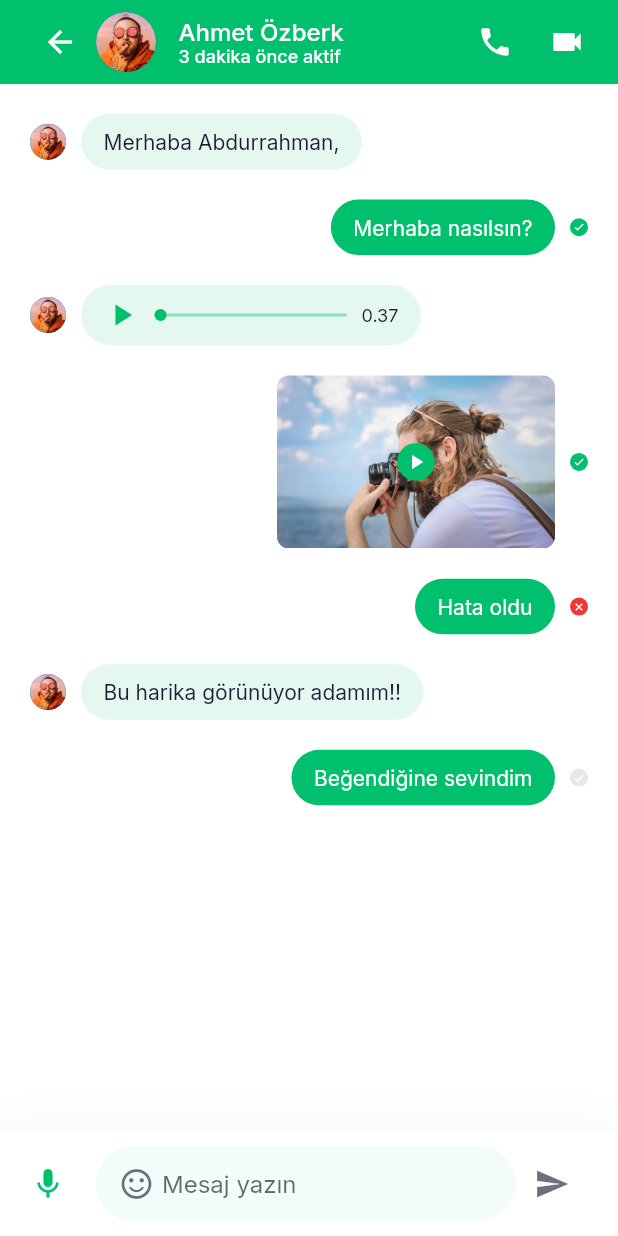
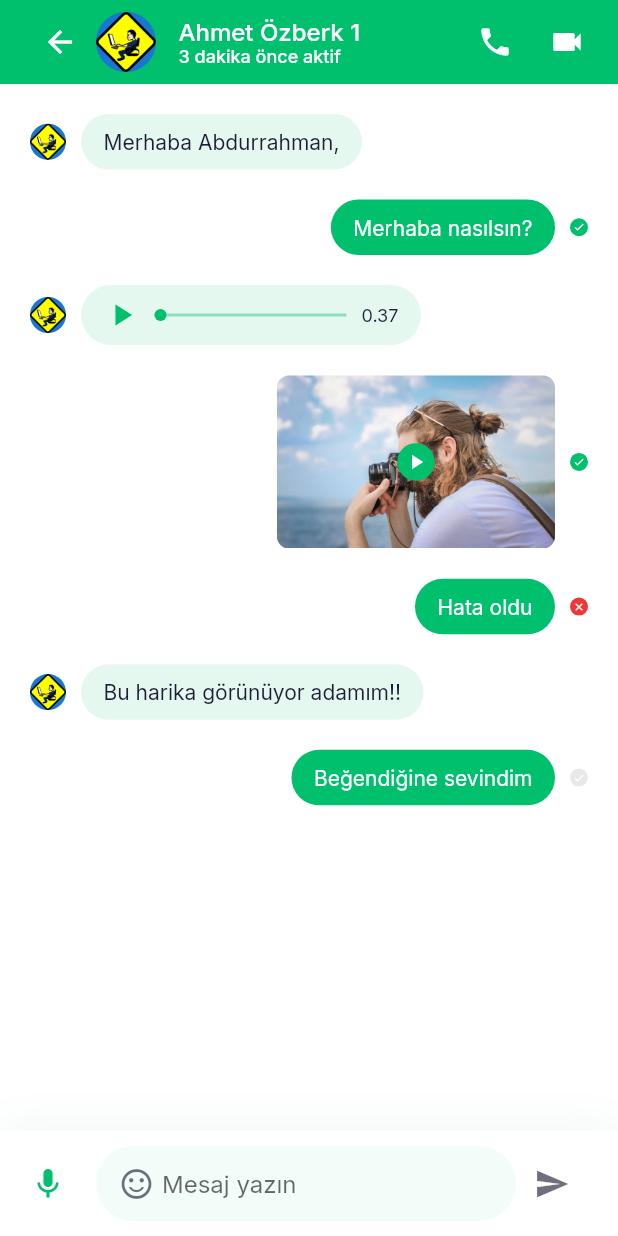
Before and after one commit to AbdurrahmanKaraoglu/Chat-MessagingAppFlutterUI, a Flutter app: the ChatsScreen screen opened directly, after a tap on "Ahmet Özberk 1", on a phone screen of 412 x 824 dp. Run offline on Flutter 3.47's test engine with Material 2 defaults, Android fonts, the phone set to English and light mode, and no system bars; our stand-ins replace google_fonts.

Commit message:
flutter_chat
Signed-off-by: AbdurrahmanKaraoglu <18110131307@ogr.ksu.edu.tr>

```diff
--- a/lib/main.dart
+++ b/lib/main.dart
@@ -13,7 +13,7 @@ class MyApp extends StatelessWidget {
   @override
   Widget build(BuildContext context) {
     return MaterialApp(
-      title: 'Flutter Demo',
+      title: 'Messaging App',
       debugShowCheckedModeBanner: false,
       theme: lightThemeData(context),
       darkTheme: darkThemeData(context),
--- a/lib/models/Chat.dart
+++ b/lib/models/Chat.dart
@@ -15,56 +15,56 @@ List chatsData = [
   Chat(
     name: "Ahmet Özberk 1",
     lastMessage: "Umarım iyisindir...",
-    image: "assets/images/user.png",
+    image: "assets/images/user1.png",
     time: "3 dakika önce",
     isActive: false,
   ),
   Chat(
     name: "Ahmet Özberk 2",
     lastMessage: "Merhaba Abdurrahman! NS...",
-    image: "assets/images/user_2.png",
+    image: "assets/images/user1.png",
     time: "8 dakika önce",
     isActive: true,
   ),
   Chat(
     name: "Ahmet Özberk 3",
     lastMessage: "Güncelleme var mı...",
-    image: "assets/images/user_3.png",
+    image: "assets/images/user1.png",
     time: "5 gün önce",
     isActive: false,
   ),
   Chat(
     name: "Ahmet Özberk 4",
     lastMessage: "Rica ederim :)",
-    image: "assets/images/user_4.png",
+    image: "assets/images/user1.png",
     time: "5 gün önce",
     isActive: true,
   ),
   Chat(
     name: "Ahmet Özberk 5",
     lastMessage: "Teşekkürler",
-    image: "assets/images/user_5.png",
+    image: "assets/images/user1.png",
     time: "6 gün önce",
     isActive: false,
   ),
   Chat(
     name: "Ahmet Özberk 6",
     lastMessage: "Umarım iyisindir...",
-    image: "assets/images/user.png",
+    image: "assets/images/user1.png",
     time: "3 dakika önce",
     isActive: false,
   ),
   Chat(
     name: "Ahmet Özberk 7",
     lastMessage: "Merhaba Abdurrahman! NS...",
-    image: "assets/images/user_2.png",
+    image: "assets/images/user1.png",
     time: "8 dakika önce",
     isActive: true,
   ),
   Chat(
     name: "Ahmet Özberk 8",
     lastMessage: "Güncelleme var mı...",
-    image: "assets/images/user_3.png",
+    image: "assets/images/user1.png",
     time: "5 gün önce",
     isActive: false,
   ),
--- a/lib/screens/chats/chats_screen.dart
+++ b/lib/screens/chats/chats_screen.dart
@@ -44,7 +44,7 @@ class _ChatsScreenState extends State<ChatsScreen> {
         BottomNavigationBarItem(
             icon: CircleAvatar(
               radius: 14,
-              backgroundImage: AssetImage('assets/images/user_2.png'),
+              backgroundImage: AssetImage('assets/images/user1.png'),
             ),
             label: 'Profil'),
       ],
@@ -54,7 +54,7 @@ class _ChatsScreenState extends State<ChatsScreen> {
   AppBar buildAppBar() {
     return AppBar(
       automaticallyImplyLeading: false,
-      title: Text('Chats'),
+      title: Text('Sohbetler'),
       actions: [IconButton(onPressed: () {}, icon: Icon(Icons.search))],
     );
   }
--- a/lib/screens/chats/components/chat_card.dart
+++ b/lib/screens/chats/components/chat_card.dart
@@ -2,7 +2,7 @@ import 'package:flutter/material.dart';
 import 'package:flutter_chat_messaging_app/constants.dart';
 import 'package:flutter_chat_messaging_app/models/Chat.dart';
 
-class ChatCard extends StatelessWidget {
+class ChatCard extends StatefulWidget {
   const ChatCard({
     Key? key,
     required this.chat,
@@ -13,9 +13,14 @@ class ChatCard extends StatelessWidget {
   final VoidCallback press;
 
   @override
+  State<ChatCard> createState() => _ChatCardState();
+}
+
+class _ChatCardState extends State<ChatCard> {
+  @override
   Widget build(BuildContext context) {
     return InkWell(
-      onTap: press,
+      onTap: widget.press,
       child: Padding(
         padding: const EdgeInsets.symmetric(horizontal: kDefaultPadding, vertical: kDefaultPadding * 0.75),
         child: Row(
@@ -24,9 +29,9 @@ class ChatCard extends StatelessWidget {
               children: [
                 CircleAvatar(
                   radius: 24,
-                  backgroundImage: AssetImage(chat.image),
+                  backgroundImage: AssetImage(widget.chat.image),
                 ),
-                if (chat.isActive)
+                if (widget.chat.isActive)
                   Positioned(
                     right: 0,
                     bottom: 0,
@@ -48,7 +53,7 @@ class ChatCard extends StatelessWidget {
                   crossAxisAlignment: CrossAxisAlignment.start,
                   children: [
                     Text(
-                      chat.name,
+                      widget.chat.name,
                       style: TextStyle(fontSize: 15, fontWeight: FontWeight.w500),
                     ),
                     SizedBox(
@@ -57,7 +62,7 @@ class ChatCard extends StatelessWidget {
                     Opacity(
                       opacity: 0.64,
                       child: Text(
-                        chat.lastMessage,
+                        widget.chat.lastMessage,
                         maxLines: 1,
                         overflow: TextOverflow.ellipsis,
                       ),
@@ -68,7 +73,7 @@ class ChatCard extends StatelessWidget {
             ),
             Opacity(
               opacity: 0.64,
-              child: Text(chat.time),
+              child: Text(widget.chat.time),
             ),
           ],
         ),
--- a/lib/screens/messages/components/chat_input_field.dart
+++ b/lib/screens/messages/components/chat_input_field.dart
@@ -1,10 +1,22 @@
 import 'package:flutter/material.dart';
 import 'package:flutter_chat_messaging_app/constants.dart';
 
-class ChatInputField extends StatelessWidget {
-  const ChatInputField({
-    Key? key,
-  }) : super(key: key);
+class ChatInputField extends StatefulWidget {
+  const ChatInputField({Key? key}) : super(key: key);
+
+  @override
+  State<ChatInputField> createState() => _ChatInputFieldState();
+}
+
+class _ChatInputFieldState extends State<ChatInputField> {
+  final myController = TextEditingController();
+
+  @override
+  void dispose() {
+    // TODO: implement dispose
+    myController.dispose();
+    super.dispose();
+  }
 
   @override
   Widget build(BuildContext context) {
@@ -42,6 +54,7 @@ class ChatInputField extends StatelessWidget {
                     SizedBox(width: kDefaultPadding / 4),
                     Expanded(
                       child: TextField(
+                        controller: myController,
                         decoration: InputDecoration(hintText: 'Mesaj yazın', border: InputBorder.none),
                       ),
                     ),
@@ -60,14 +73,14 @@ class ChatInputField extends StatelessWidget {
               ),
             ),
             IconButton(
-            onPressed: () {},
-            icon: Icon(
-              Icons.send,
-              color: Theme.of(context).textTheme.bodyText1!.color!.withOpacity(0.64),
+              onPressed: () {
+                print(myController.text);
+              },
+              icon: Icon(Icons.send, color: Theme.of(context).textTheme.bodyText1!.color!.withOpacity(0.64)),
+            ),
+          ],
         ),
       ),
-        ],
-      )),
     );
   }
 }
--- a/lib/screens/messages/components/message.dart
+++ b/lib/screens/messages/components/message.dart
@@ -33,7 +33,7 @@ class Message extends StatelessWidget {
           if (!message.isSender) ...[
             CircleAvatar(
               radius: 12,
-              backgroundImage: AssetImage('assets/images/user_2.png'),
+              backgroundImage: AssetImage('assets/images/user1.png'),
             ),
             SizedBox(
               width: kDefaultPadding / 2,
--- a/lib/screens/messages/message_screen.dart
+++ b/lib/screens/messages/message_screen.dart
@@ -2,9 +2,14 @@ import 'package:flutter/material.dart';
 import 'package:flutter_chat_messaging_app/constants.dart';
 import 'package:flutter_chat_messaging_app/screens/messages/components/body.dart';
 
-class MessagesScreen extends StatelessWidget {
+class MessagesScreen extends StatefulWidget {
   const MessagesScreen({Key? key}) : super(key: key);
 
+  @override
+  State<MessagesScreen> createState() => _MessagesScreenState();
+}
+
+class _MessagesScreenState extends State<MessagesScreen> {
   @override
   Widget build(BuildContext context) {
     return Scaffold(
@@ -19,12 +24,12 @@ class MessagesScreen extends StatelessWidget {
       title: Row(
         children: [
           BackButton(),
-          CircleAvatar(backgroundImage: AssetImage('assets/images/user_2.png')),
+          CircleAvatar(backgroundImage: AssetImage('assets/images/user1.png')),
           SizedBox(width: kDefaultPadding * 0.75),
           Column(
             crossAxisAlignment: CrossAxisAlignment.start,
             children: [
-              Text("Ahmet Özberk", style: TextStyle(fontSize: 16)),
+              Text("Ahmet Özberk 1", style: TextStyle(fontSize: 16)),
               Text("3 dakika önce aktif", style: TextStyle(fontSize: 12)),
             ],
           )
```
Also changed, not shown: lib/screens/signinOrSignUp/signin_or_signup_screen.dart (+5 -4 lines), lib/screens/welcome/welcome_screen.dart (+7 -9 lines), assets/images/Logo.png (added), assets/images/Logo_dark1.png (added), assets/images/Logo_light1.png (added), assets/images/user1.png (added), assets/images/welcome_image.png, assets/images/welcome_image1.png (added), assets/images/welcome_image2.png (added). Lines whose indentation alone changed are shown as unchanged.
